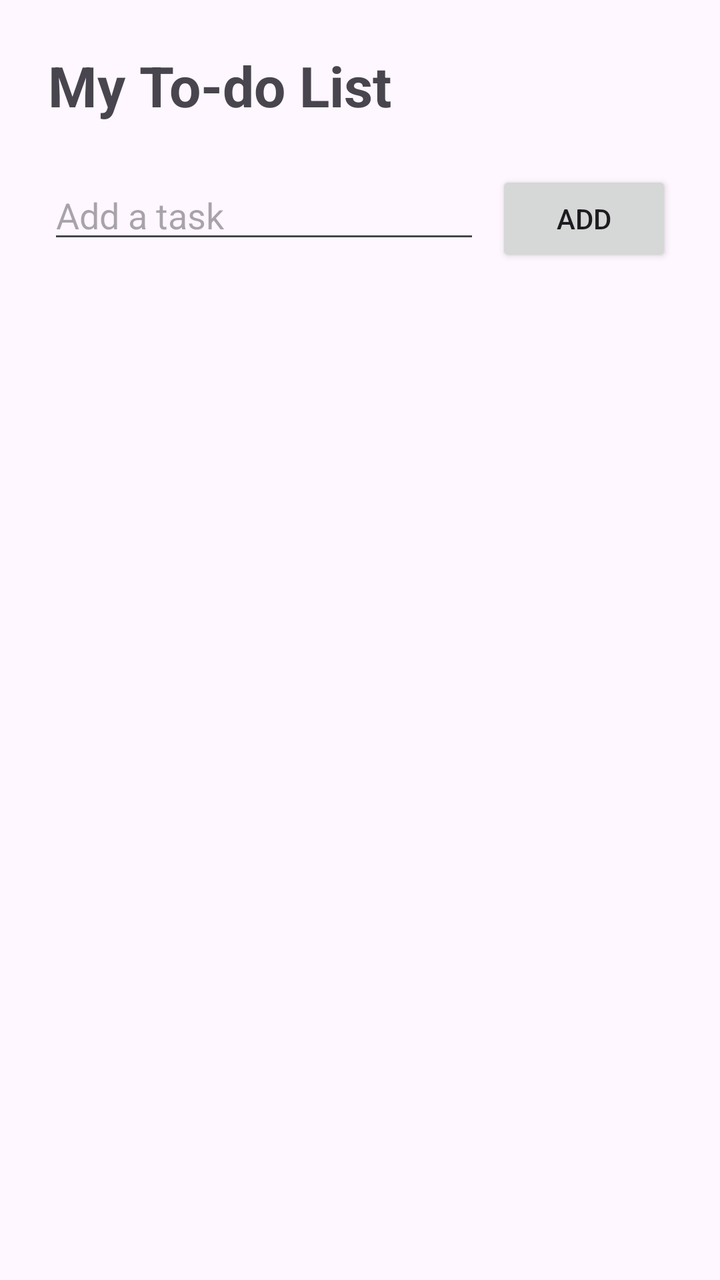
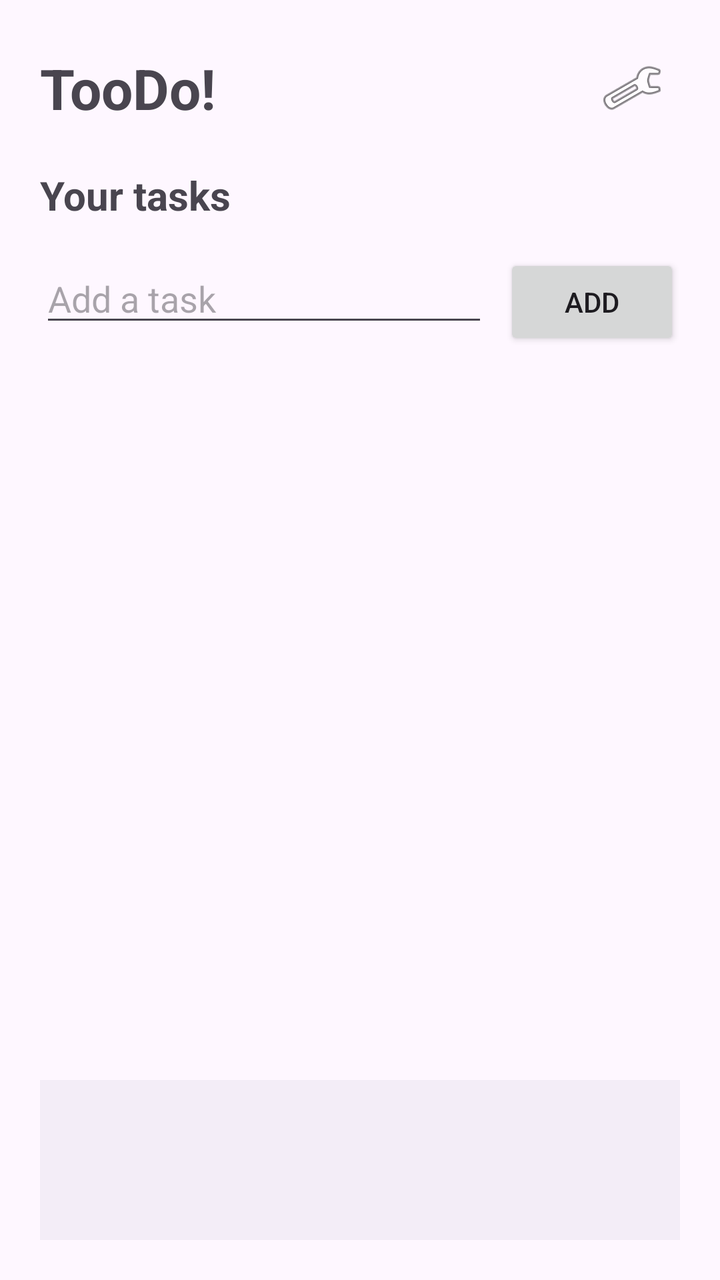

Screens rendered from an Android XML layout before and after an edit, with the pre-edit source and the edit as a unified diff.
<!-- AndroidManifest.xml: application theme Theme.Todo -->
<!-- res/layout/activity_main.xml -->
<?xml version="1.0" encoding="utf-8"?>
<LinearLayout xmlns:android="http://schemas.android.com/apk/res/android"
    android:layout_width="match_parent"
    android:layout_height="match_parent"
    android:orientation="vertical"
    android:padding="24dp">

    <TextView
        android:layout_width="wrap_content"
        android:layout_height="wrap_content"
        android:text="My To-do List"
        android:textSize="28sp"
        android:textStyle="bold" />

    <LinearLayout
        android:layout_width="match_parent"
        android:layout_height="wrap_content"
        android:layout_marginTop="24dp"
        android:orientation="horizontal">

        <EditText
            android:id="@+id/taskInput"
            android:layout_width="0dp"
            android:layout_height="wrap_content"
            android:layout_weight="1"
            android:hint="Add a task"
            android:inputType="textCapSentences"
            android:maxLines="1" />

        <Button
            android:id="@+id/addTaskButton"
            android:layout_width="wrap_content"
            android:layout_height="wrap_content"
            android:layout_marginStart="8dp"
            android:text="Add" />
    </LinearLayout>

    <ScrollView
        android:layout_width="match_parent"
        android:layout_height="0dp"
        android:layout_marginTop="16dp"
        android:layout_weight="1">

        <LinearLayout
            android:id="@+id/taskList"
            android:layout_width="match_parent"
            android:layout_height="wrap_content"
            android:orientation="vertical" />
    </ScrollView>
</LinearLayout>
<!-- resources referenced by this layout -->
<resources>
  <style name="Theme.Todo" parent="Theme.Material3.DayNight.NoActionBar" />
</resources>

<!-- the commit's change to res/layout/activity_main.xml (unified diff, before → after) -->
@@ -3,48 +3,92 @@
     android:layout_width="match_parent"
     android:layout_height="match_parent"
     android:orientation="vertical"
-    android:padding="24dp">
-
-    <TextView
-        android:layout_width="wrap_content"
-        android:layout_height="wrap_content"
-        android:text="My To-do List"
-        android:textSize="28sp"
-        android:textStyle="bold" />
+    android:padding="20dp">
 
     <LinearLayout
         android:layout_width="match_parent"
         android:layout_height="wrap_content"
-        android:layout_marginTop="24dp"
+        android:gravity="center_vertical"
         android:orientation="horizontal">
 
-        <EditText
-            android:id="@+id/taskInput"
+        <TextView
             android:layout_width="0dp"
             android:layout_height="wrap_content"
             android:layout_weight="1"
-            android:hint="Add a task"
-            android:inputType="textCapSentences"
-            android:maxLines="1" />
+            android:text="@string/app_name"
+            android:textSize="28sp"
+            android:textStyle="bold" />
 
-        <Button
-            android:id="@+id/addTaskButton"
-            android:layout_width="wrap_content"
-            android:layout_height="wrap_content"
-            android:layout_marginStart="8dp"
-            android:text="Add" />
+        <ImageButton
+            android:id="@+id/settingsButton"
+            android:layout_width="48dp"
+            android:layout_height="48dp"
+            android:background="?attr/selectableItemBackgroundBorderless"
+            android:contentDescription="@string/settings"
+            android:src="@android:drawable/ic_menu_preferences" />
     </LinearLayout>
 
-    <ScrollView
+    <FrameLayout
+        android:id="@+id/contentContainer"
         android:layout_width="match_parent"
         android:layout_height="0dp"
-        android:layout_marginTop="16dp"
-        android:layout_weight="1">
+        android:layout_weight="1"
+        android:layout_marginTop="16dp">
 
         <LinearLayout
-            android:id="@+id/taskList"
+            android:id="@+id/homeContent"
             android:layout_width="match_parent"
-            android:layout_height="wrap_content"
-            android:orientation="vertical" />
-    </ScrollView>
+            android:layout_height="match_parent"
+            android:orientation="vertical">
+
+            <TextView
+                android:layout_width="wrap_content"
+                android:layout_height="wrap_content"
+                android:text="Your tasks"
+                android:textSize="20sp"
+                android:textStyle="bold" />
+
+            <LinearLayout
+                android:layout_width="match_parent"
+                android:layout_height="wrap_content"
+                android:layout_marginTop="16dp"
+                android:orientation="horizontal">
+
+                <EditText
+                    android:id="@+id/taskInput"
+                    android:layout_width="0dp"
+                    android:layout_height="wrap_content"
+                    android:layout_weight="1"
+                    android:hint="Add a task"
+                    android:inputType="textCapSentences"
+                    android:maxLines="1" />
+
+                <Button
+                    android:id="@+id/addTaskButton"
+                    android:layout_width="wrap_content"
+                    android:layout_height="wrap_content"
+                    android:layout_marginStart="8dp"
+                    android:text="Add" />
+            </LinearLayout>
+
+            <ScrollView
+                android:layout_width="match_parent"
+                android:layout_height="0dp"
+                android:layout_marginTop="12dp"
+                android:layout_weight="1">
+
+                <LinearLayout
+                    android:id="@+id/taskList"
+                    android:layout_width="match_parent"
+                    android:layout_height="wrap_content"
+                    android:orientation="vertical" />
+            </ScrollView>
+        </LinearLayout>
+    </FrameLayout>
+
+    <com.google.android.material.bottomnavigation.BottomNavigationView
+        android:id="@+id/bottomNavigation"
+        android:layout_width="match_parent"
+        android:layout_height="wrap_content"
+        android:layout_marginTop="8dp" />
 </LinearLayout>
<!-- resource entries referenced after the edit -->
@@ -1,5 +1,7 @@
 <!-- resources referenced by this layout -->
 <resources>
+  <string name="app_name">TooDo!</string>
+  <string name="settings">Settings</string>
   <style name="Theme.Todo" parent="Theme.Material3.DayNight.NoActionBar" />
 </resources>
 
